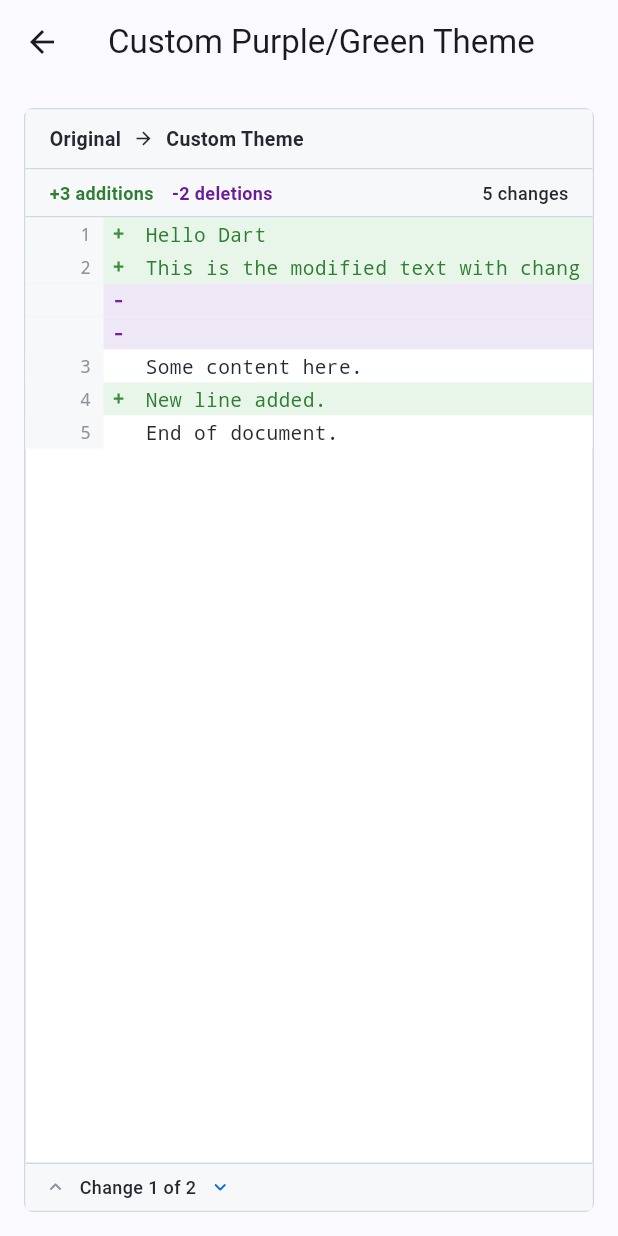
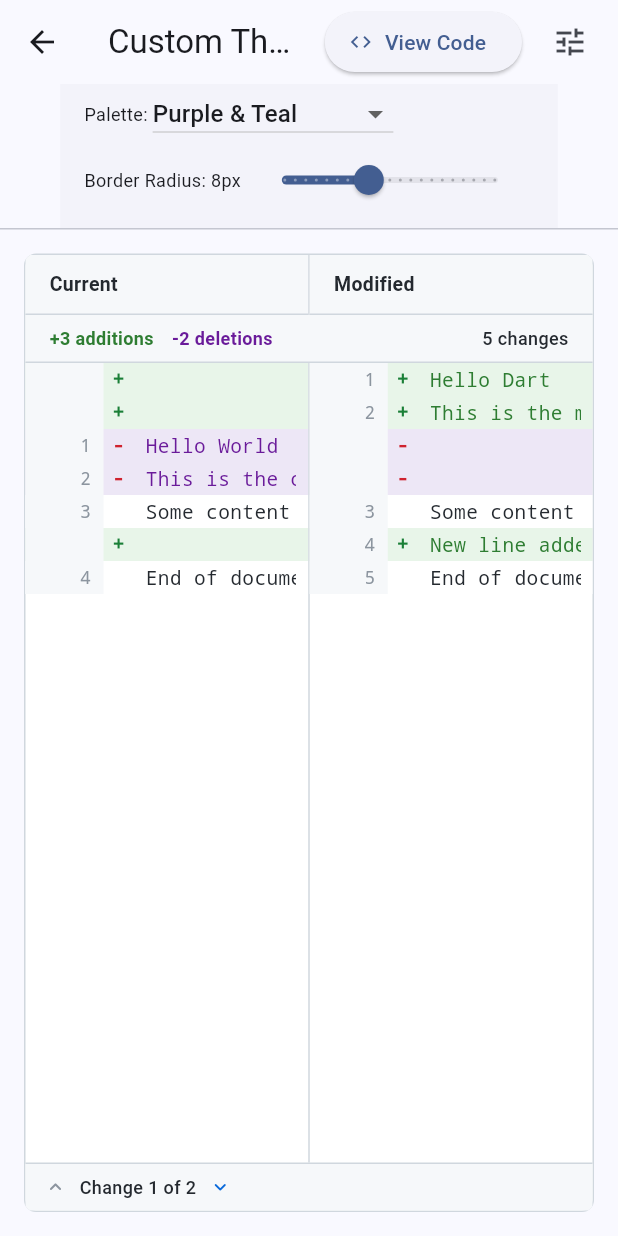
Before and after one commit to pavank0723/flutter_diff_viewer, a Flutter app: the CustomThemeScreen screen opened directly, on a phone screen of 412 x 824 dp. Run offline on Flutter 3.47's test engine with Material 3 defaults, Android fonts, the phone set to English and light mode, and no system bars.

Commit message:
--UPDATE CustomThemeScreen to support interactive palette and border radius customization

```diff
--- a/example/lib/screens/custom_theme_screen.dart
+++ b/example/lib/screens/custom_theme_screen.dart
@@ -1,35 +1,183 @@
 import 'package:flutter/material.dart';
 import 'package:flutter_diff_viewer/flutter_diff_viewer.dart';
 
+import '../playground/screens/playground_screen.dart';
 import '../sample_data.dart';
+import '../widgets/feature_code_dialog.dart';
 
-class CustomThemeScreen extends StatelessWidget {
+enum ThemePalette {
+  purpleTeal('Purple & Teal'),
+  emerald('Emerald Corporate'),
+  solarized('Solarized Warm');
+
+  final String label;
+  const ThemePalette(this.label);
+}
+
+class CustomThemeScreen extends StatefulWidget {
   const CustomThemeScreen({super.key});
 
   @override
-  Widget build(BuildContext context) {
-    final customTheme = DiffViewerTheme.light().copyWith(
+  State<CustomThemeScreen> createState() => _CustomThemeScreenState();
+}
+
+class _CustomThemeScreenState extends State<CustomThemeScreen> {
+  ThemePalette _palette = ThemePalette.purpleTeal;
+  double _borderRadius = 8.0;
+
+  DiffViewerTheme _buildTheme() {
+    switch (_palette) {
+      case ThemePalette.purpleTeal:
+        return DiffViewerTheme.light().copyWith(
           addedBackgroundColor: const Color(0xFFE8F5E9),
           removedBackgroundColor: const Color(0xFFEDE7F6),
           addedHighlightColor: const Color(0xFFC8E6C9),
           removedHighlightColor: const Color(0xFFD1C4E9),
           addedTextColor: const Color(0xFF2E7D32),
           removedTextColor: const Color(0xFF6A1B9A),
-      indicatorAddedColor: const Color(0xFF388E3C),
-      indicatorRemovedColor: const Color(0xFF7B1FA2),
+        );
+      case ThemePalette.emerald:
+        return DiffViewerTheme.light().copyWith(
+          addedBackgroundColor: const Color(0xFFE0F2F1),
+          removedBackgroundColor: const Color(0xFFFFEBEE),
+          addedHighlightColor: const Color(0xFFB2DFDB),
+          removedHighlightColor: const Color(0xFFFFCDD2),
+          addedTextColor: const Color(0xFF00695C),
+          removedTextColor: const Color(0xFFC62828),
+        );
+      case ThemePalette.solarized:
+        return DiffViewerTheme.light().copyWith(
+          addedBackgroundColor: const Color(0xFFFDF6E3),
+          removedBackgroundColor: const Color(0xFFFEECEB),
+          addedHighlightColor: const Color(0xFFEEE8D5),
+          removedHighlightColor: const Color(0xFFFAD7D3),
+          addedTextColor: const Color(0xFF859900),
+          removedTextColor: const Color(0xFFCB4B16),
+        );
+    }
+  }
+
+  void _showCode() {
+    final theme = _buildTheme();
+    final code = '''
+DiffViewer(
+  oldContent: oldText,
+  newContent: newText,
+  configuration: DiffViewerConfiguration.defaults().copyWith(
+    spacing: DiffSpacing.defaults().copyWith(
+      borderRadius: $_borderRadius,
+    ),
+    theme: DiffViewerTheme.light().copyWith(
+      addedBackgroundColor: const Color(0x${theme.addedBackgroundColor.toARGB32().toRadixString(16).toUpperCase()}),
+      addedTextColor: const Color(0x${theme.addedTextColor.toARGB32().toRadixString(16).toUpperCase()}),
+      removedBackgroundColor: const Color(0x${theme.removedBackgroundColor.toARGB32().toRadixString(16).toUpperCase()}),
+      removedTextColor: const Color(0x${theme.removedTextColor.toARGB32().toRadixString(16).toUpperCase()}),
+    ),
+  ),
+)''';
+
+    FeatureCodeDialog.show(
+      context,
+      title: 'Custom Themed Diff Viewer',
+      description:
+          'Fully custom brand palette with customized background row colors, highlight colors, and border radius.',
+      code: code,
+    );
+  }
+
+  @override
+  Widget build(BuildContext context) {
+    final config = DiffViewerConfiguration.defaults().copyWith(
+      layout: DiffLayout.sideBySide,
+      theme: _buildTheme(),
+      spacing: DiffSpacing.defaults().copyWith(
+        borderRadius: _borderRadius,
+      ),
     );
 
     return Scaffold(
-      appBar: AppBar(title: const Text('Custom Purple/Green Theme')),
-      body: Padding(
+      appBar: AppBar(
+        title: const Text('Custom Theme'),
+        actions: [
+          ElevatedButton.icon(
+            icon: const Icon(Icons.code, size: 16),
+            label: const Text('View Code'),
+            onPressed: _showCode,
+          ),
+          const SizedBox(width: 8),
+          IconButton(
+            icon: const Icon(Icons.tune),
+            tooltip: 'Customize in Studio',
+            onPressed: () {
+              Navigator.of(context).push(
+                MaterialPageRoute<void>(
+                  builder: (_) => const PlaygroundScreen(),
+                ),
+              );
+            },
+          ),
+          const SizedBox(width: 8),
+        ],
+      ),
+      body: Column(
+        children: [
+          // Control Bar
+          Container(
+            padding: const EdgeInsets.symmetric(horizontal: 16, vertical: 8),
+            color: Theme.of(context).colorScheme.surfaceContainerLow,
+            child: Wrap(
+              spacing: 16,
+              runSpacing: 8,
+              crossAxisAlignment: WrapCrossAlignment.center,
+              children: [
+                Row(
+                  mainAxisSize: MainAxisSize.min,
+                  children: [
+                    const Text('Palette: ', style: TextStyle(fontSize: 12)),
+                    DropdownButton<ThemePalette>(
+                      value: _palette,
+                      isDense: true,
+                      items: ThemePalette.values.map((p) {
+                        return DropdownMenuItem(value: p, child: Text(p.label));
+                      }).toList(),
+                      onChanged: (val) {
+                        if (val != null) setState(() => _palette = val);
+                      },
+                    ),
+                  ],
+                ),
+                Row(
+                  mainAxisSize: MainAxisSize.min,
+                  children: [
+                    Text('Border Radius: ${_borderRadius.toInt()}px ',
+                        style: const TextStyle(fontSize: 12)),
+                    Slider(
+                      value: _borderRadius,
+                      min: 0,
+                      max: 20,
+                      divisions: 20,
+                      onChanged: (val) => setState(() => _borderRadius = val),
+                    ),
+                  ],
+                ),
+              ],
+            ),
+          ),
+          const Divider(height: 1),
+
+          // Main View
+          Expanded(
+            child: Padding(
               padding: const EdgeInsets.all(16.0),
               child: DiffViewer(
+                key: ValueKey('custom_${_palette.name}_$_borderRadius'),
                 oldContent: SampleData.shortOld,
                 newContent: SampleData.shortNew,
-          oldLabel: 'Original',
-          newLabel: 'Custom Theme',
-          theme: customTheme,
+                configuration: config,
               ),
+            ),
+          ),
+        ],
       ),
     );
   }
```
Lines whose indentation alone changed are shown as unchanged.
